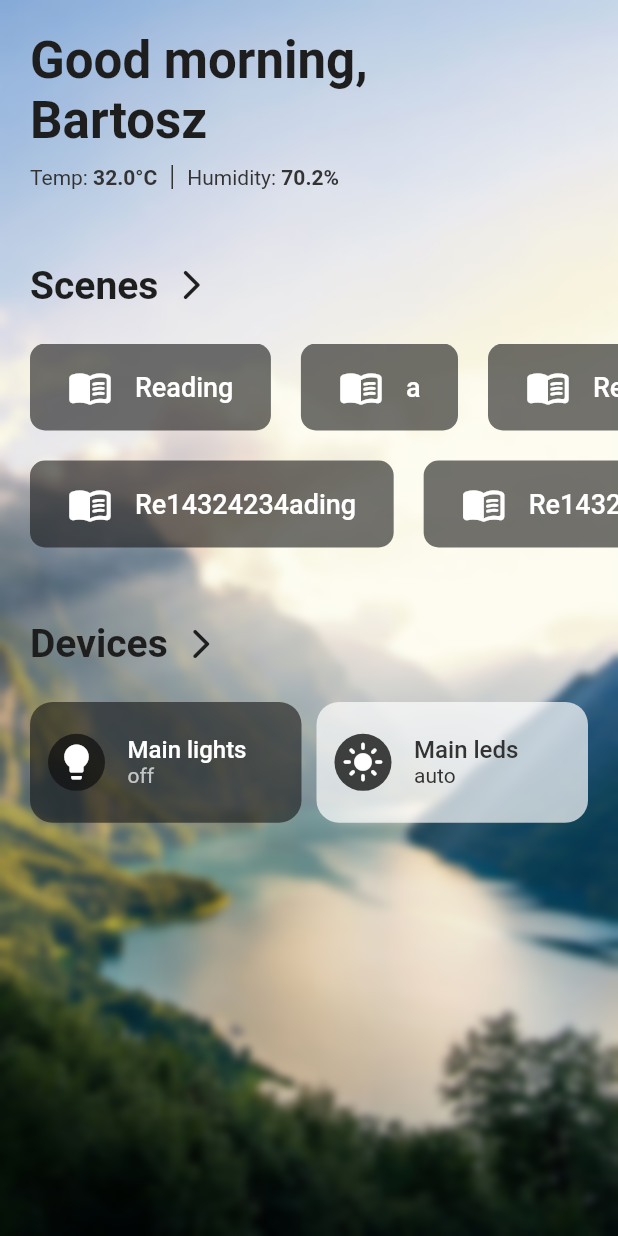
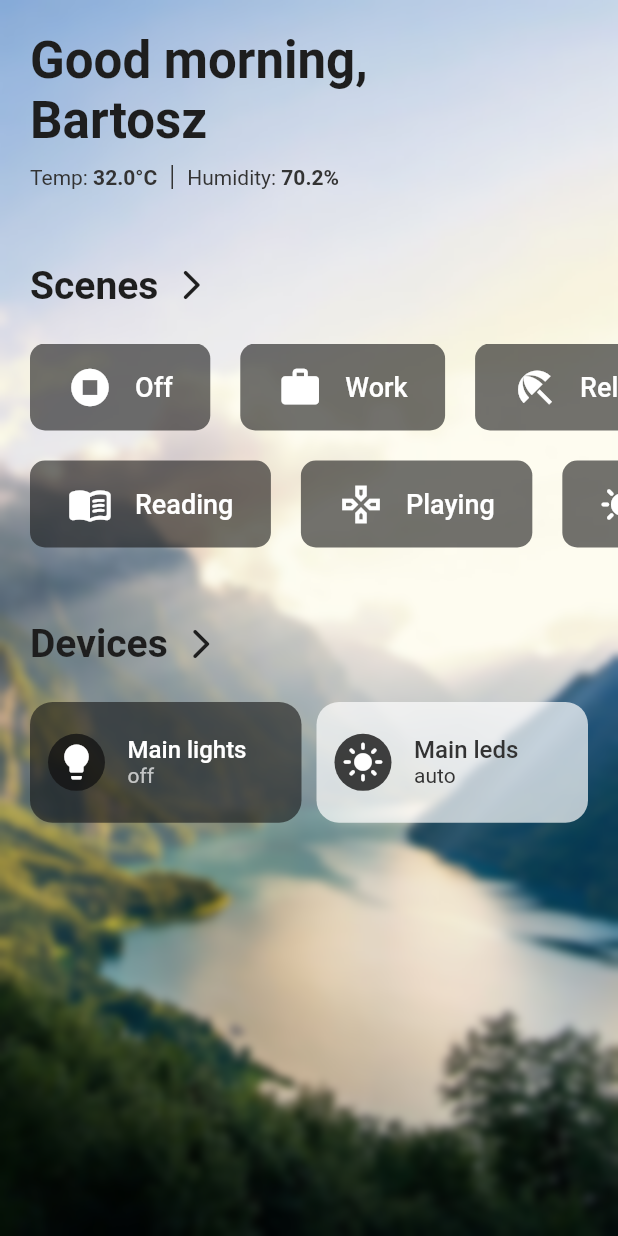
Before and after one commit to AVA-Assistant/AVA-App, a Flutter app: the screen it shows after launch, on a phone screen of 412 x 824 dp. Run offline on Flutter 3.47's test engine with Material 2 defaults, Android fonts, the phone set to English and light mode, and no system bars; our stand-ins replace google_fonts; Roboto replaces fonts that are missing (Heebo, Ubuntu).

Commit message:
Icon color fixed (scene_tile)

```diff
--- a/lib/app.dart
+++ b/lib/app.dart
@@ -31,35 +31,42 @@ class _AppState extends State<App> {
   List scenes = [
     {
       'id': "scene_0",
+      'name': "Off",
+      'icon': Icons.stop_circle_sharp,
+      'actions': [],
+    },
+    {
+      'id': "scene_0",
       'name': "Reading",
       'icon': Icons.menu_book_rounded,
       'actions': [],
     },
     {
       'id': "scene_0",
-      'name': "a",
-      'icon': Icons.menu_book_rounded,
+      'name': "Playing",
+      'icon': Icons.gamepad_outlined,
       'actions': [],
     },
     {
       'id': "scene_0",
-      'name': "Re14324234ading",
-      'icon': Icons.menu_book_rounded,
+      'name': "Morning",
+      'icon': Icons.sunny,
       'actions': [],
     },
     {
       'id': "scene_0",
-      'name': "Re14324234ading",
-      'icon': Icons.menu_book_rounded,
+      'name': "Relax",
+      'icon': Icons.beach_access_sharp,
       'actions': [],
     },
     {
       'id': "scene_0",
-      'name': "Re14324234ading",
-      'icon': Icons.menu_book_rounded,
+      'name': "Work",
+      'icon': Icons.work,
       'actions': [],
     },
   ];
+
   List devices = [
     {
       'id': "dev_0",
@@ -82,6 +89,7 @@ class _AppState extends State<App> {
   @override
   Widget build(BuildContext context) {
     String time = getCurrentTime();
+    scenes.sort((a, b) => a["name"].length.compareTo(b["name"].length));
 
     return Container(
       constraints: BoxConstraints(minHeight: MediaQuery.of(context).size.height),
--- a/lib/tiles/scene_tile.dart
+++ b/lib/tiles/scene_tile.dart
@@ -39,7 +39,7 @@ class _SceneTileState extends State<SceneTile> {
               Icon(
                 widget.scene["icon"],
                 size: 30,
-                color: Colors.white,
+                color: state == "off" ? const Color(0xFFFFFFFF) : const Color(0xff333333),
               ),
               const SizedBox(
                 width: 15,
```
Also changed, not shown: 2 other files.
